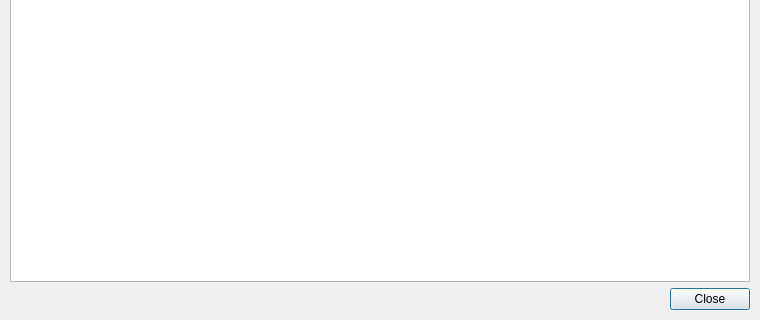
Qt form src/songpropertiesdialog.ui (lywlywly/music-player) before a commit; both pictures show x 0 to 760 and y 200 to 520 of the 760 by 520 pixel window.
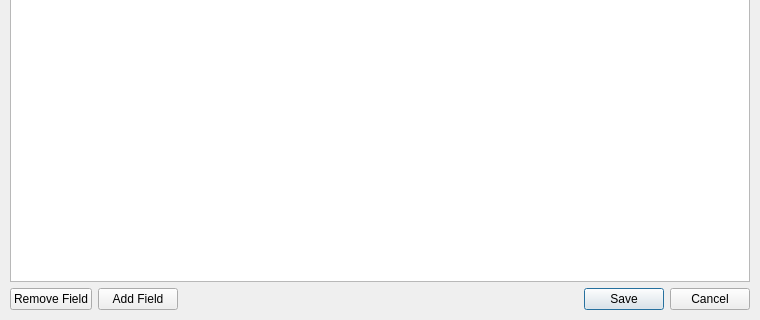
The same form after that commit.

Commit message: feat: add editable Song Properties dialog with buffered save and tag write-through

```diff
--- a/src/songpropertiesdialog.ui
+++ b/src/songpropertiesdialog.ui
@@ -30,14 +30,45 @@
     <widget class="QTableView" name="properties_table"/>
    </item>
    <item>
+    <layout class="QHBoxLayout" name="button_row_layout">
+     <item>
+     <widget class="QPushButton" name="remove_field_button">
+       <property name="text">
+        <string>Remove Field</string>
+       </property>
+      </widget>
+     </item>
+     <item>
+      <widget class="QPushButton" name="add_field_button">
+       <property name="text">
+        <string>Add Field</string>
+       </property>
+      </widget>
+     </item>
+     <item>
+      <spacer name="horizontalSpacer">
+       <property name="orientation">
+        <enum>Qt::Horizontal</enum>
+       </property>
+       <property name="sizeHint" stdset="0">
+        <size>
+         <width>40</width>
+         <height>20</height>
+        </size>
+       </property>
+      </spacer>
+     </item>
+     <item>
     <widget class="QDialogButtonBox" name="buttonBox">
      <property name="orientation">
       <enum>Qt::Horizontal</enum>
      </property>
      <property name="standardButtons">
-      <set>QDialogButtonBox::Close</set>
-     </property>
-    </widget>
+        <set>QDialogButtonBox::Cancel|QDialogButtonBox::Save</set>
+       </property>
+      </widget>
+     </item>
+    </layout>
    </item>
   </layout>
  </widget>
```
Left out of the diff: 2 changed lines with no effect on the pictures. Lines whose indentation alone changed are shown as unchanged. The commit also changes 16 other files.
